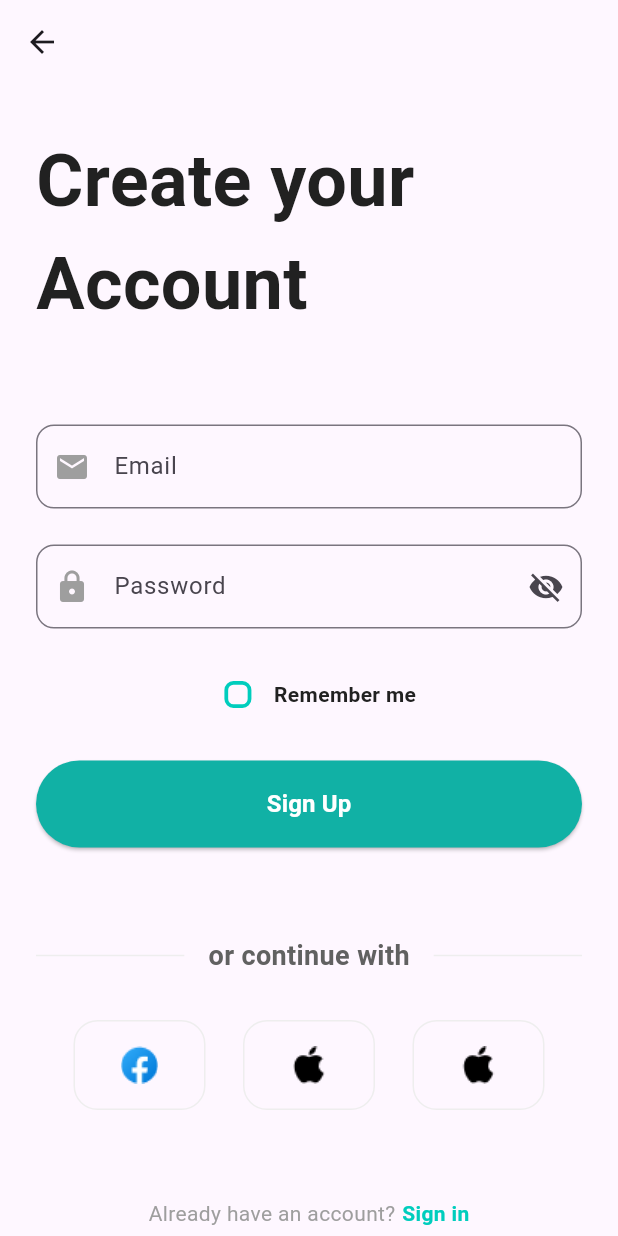
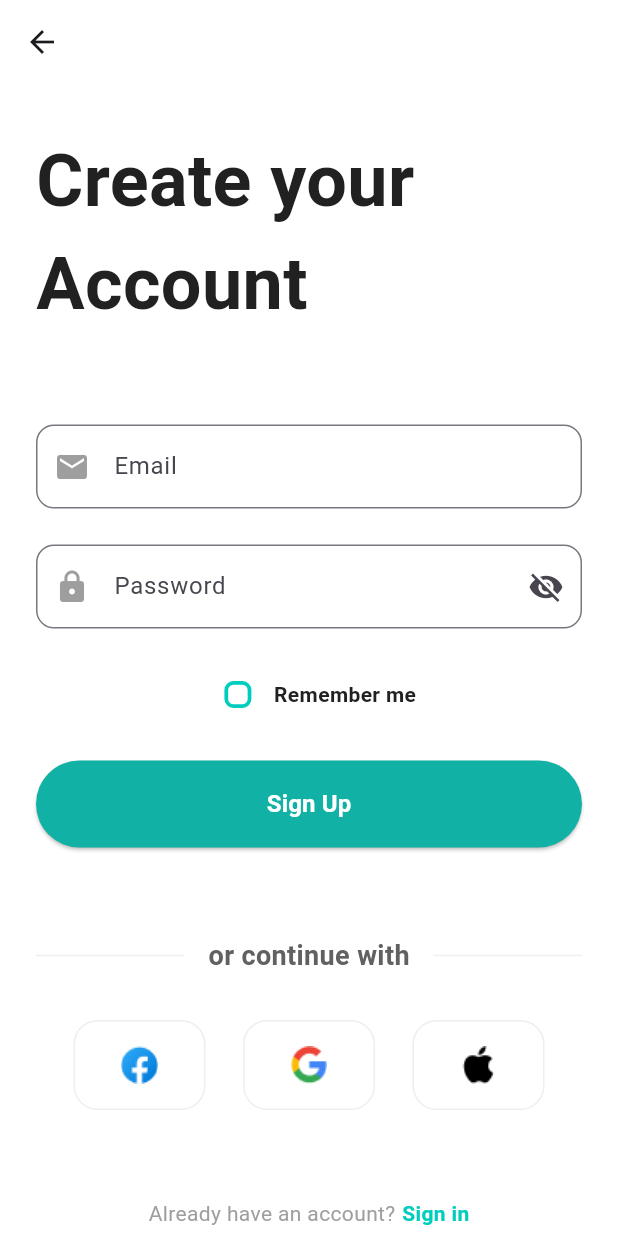
Before and after one commit to Biggiezz/chat_box, a Flutter app: the SignupPage screen opened directly, on a phone screen of 412 x 824 dp. Run offline on Flutter 3.47's test engine with Material 3 defaults, Android fonts, the light colour scheme and no system bars.

Commit message:
chat_box

```diff
--- a/lib/signup_page/signup_page.dart
+++ b/lib/signup_page/signup_page.dart
@@ -30,7 +30,10 @@ class _SignupPageState extends State<SignupPage> {
   @override
   Widget build(BuildContext context) {
     return Scaffold(
-      appBar: AppBar(),
+      backgroundColor: Colors.white,
+      appBar: AppBar(
+        backgroundColor: Colors.white,
+      ),
       body: SafeArea(
         child: Padding(
           padding: const EdgeInsets.fromLTRB(24,0,24,0),
@@ -211,7 +214,7 @@ class _SignupPageState extends State<SignupPage> {
 
 
                     ),
-                    child: Image.asset(ImageAssets.logo_Apple,
+                    child: Image.asset(ImageAssets.logo_Gg,
                       height: 24,
                       width: 24,),
                   ),
```
